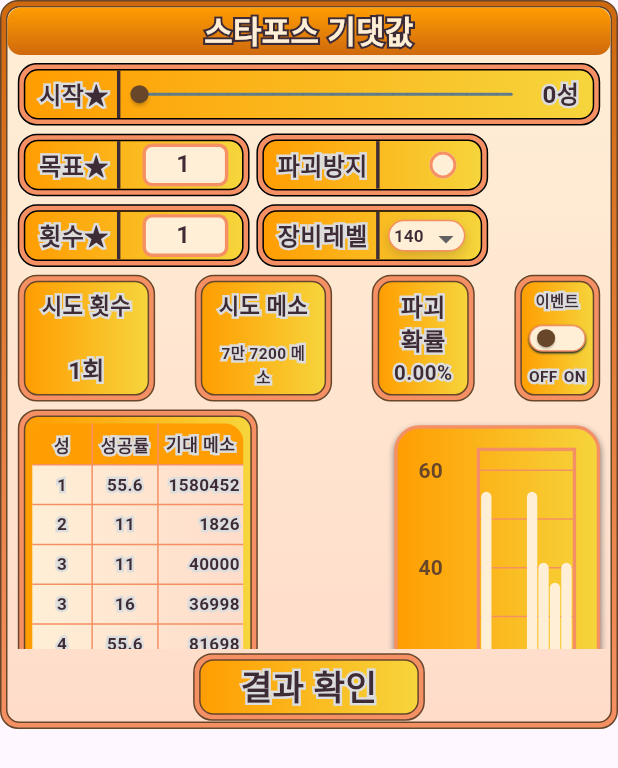
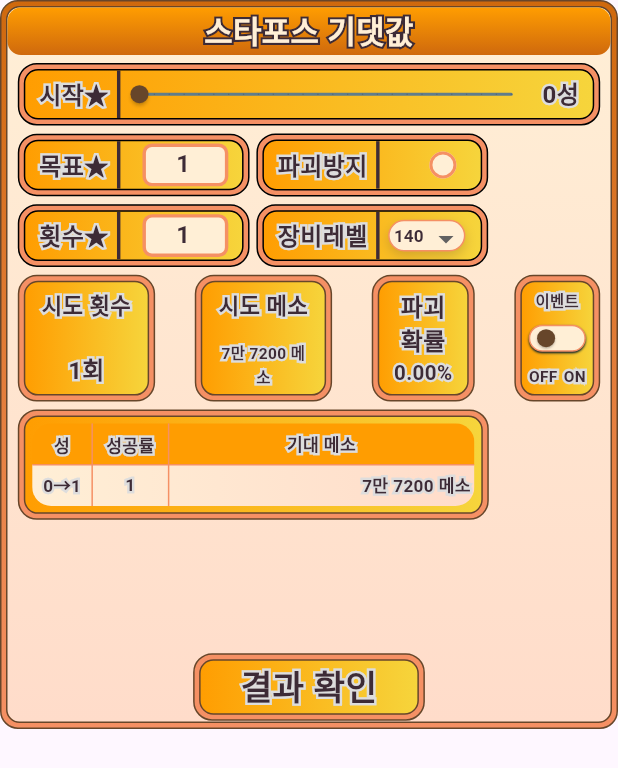
Before and after one commit to Jobs11/mic, a Flutter app: the StarExpectedTap widget shown alone on an empty page, opened directly, after a tap on "결과 확인", on a phone screen of 412 x 824 dp. Shown: the top 768 px of the screen. Run offline on Flutter 3.47's test engine with Material 3 defaults, Android fonts, the phone set to English and light mode, and no system bars; drawn by our look-alikes of fl_chart; our stand-ins replace flutter_screenutil, fluttertoast; network calls fail.

Commit message:
스타포스 기댓값 시뮬레이터 테이블 완성

```diff
--- a/lib/function/starforce_expected_fn.dart
+++ b/lib/function/starforce_expected_fn.dart
@@ -259,6 +259,28 @@ int applyMesoFormula({
 
 /// ====== 시뮬레이터 ======
 
+class PerStarStat {
+  final int star; // from = star (k -> k+1 시도)
+  int attempts = 0; // 총 시도 수
+  int success = 0; // 성공 횟수
+  int stay = 0; // 유지 횟수
+  int down = 0; // 하락 횟수
+  int destroy = 0; // 파괴 횟수
+  int mesoSpent = 0; // 이 성에서 쓴 총 메소
+
+  PerStarStat(this.star);
+
+  Map<String, dynamic> toJson() => {
+    "성": star,
+    "시도": attempts,
+    "성공": success,
+    "유지": stay,
+    "하락": down,
+    "파괴": destroy,
+    "메소": mesoSpent,
+  };
+}
+
 class SimResult {
   final int tries;
   final int totalMeso;
@@ -267,6 +289,10 @@ class SimResult {
   final int downCount;
   final int destroyCount;
 
+  // ▼ 추가: 성별 집계(옵션), 타임라인 로그(옵션)
+  final Map<int, PerStarStat>? perStar; // key = fromStar
+  final List<int>? starTimeline; // 각 시도 "전"의 fromStar 스냅샷
+
   const SimResult({
     required this.tries,
     required this.totalMeso,
@@ -274,11 +300,9 @@ class SimResult {
     required this.stayCount,
     required this.downCount,
     required this.destroyCount,
+    this.perStar,
+    this.starTimeline,
   });
-
-  @override
-  String toString() =>
-      'tries=$tries, meso=$totalMeso, S:$successCount / St:$stayCount / Dn:$downCount / X:$destroyCount';
 }
 
 class StarforceSimulator {
@@ -293,9 +317,12 @@ class StarforceSimulator {
     required int start,
     required int target,
     required EventConfig cfg,
-    int destroyRollbackTo = 12, // 파괴 시 롤백 규칙(예시)
+    int destroyRollbackTo = 12,
     Random? random,
-    bool safeguardAsFailDown = true, // 세이프가드: 파괴를 하락으로 간주
+    bool safeguardAsFailDown = true,
+
+    // 상세 집계/로그 수집 여부
+    bool collectDetail = true,
   }) async {
     final rng = random ?? Random();
     int cur = start;
@@ -304,48 +331,70 @@ class StarforceSimulator {
 
     int cS = 0, cSt = 0, cDn = 0, cX = 0;
 
+    // 성별 집계 & 타임라인
+    final Map<int, PerStarStat> perStar = {};
+    final List<int> timeline = [];
+
     while (cur < target) {
-      // 강화 전 비용 산정 (fromStar = 현재성)
+      if (collectDetail) timeline.add(cur);
+
+      // 1) 비용
       final base = mesoTable.baseCost(equipLevel, cur);
       final cost = applyMesoFormula(base: base, fromStar: cur, cfg: cfg);
       totalMeso += cost;
 
-      // 확률 적용
+      // 2) 확률
       final baseRates = probTable.rates(equipLevel, cur);
       final r = applyProbOptions(baseRates, cur, cfg);
 
+      // 3) 현재 성 집계 객체 (nullable)
+      PerStarStat? stat;
+      if (collectDetail) {
+        stat = perStar.putIfAbsent(cur, () => PerStarStat(cur));
+        stat.attempts += 1;
+        stat.mesoSpent += cost;
+      }
+
+      // 4) 롤
       final roll = rng.nextDouble();
       tries++;
 
       final pS = r.success;
       final pSt = r.failStay;
       final pDn = r.failDown;
-      // final pX = r.destroy;
 
       if (roll < pS) {
         cS++;
+        if (collectDetail) stat?.success += 1;
         cur += 1;
       } else if (roll < pS + pSt) {
         cSt++;
+        if (collectDetail) stat?.stay += 1;
         // stay
       } else if (roll < pS + pSt + pDn) {
         cDn++;
+        if (collectDetail) stat?.down += 1;
         cur -= 1;
         if (cur < 0) cur = 0;
       } else {
-        // destroy
-        cX++;
-        if (cfg.eventOn &&
+        // destroy or safeguard-as-down
+        final safeguardActive =
+            (cfg.eventOn &&
             cfg.safeguard &&
             cur >= 12 &&
             cur <= 16 &&
-            safeguardAsFailDown) {
-          // 세이프가드: 파괴를 "하락"으로 처리
+            safeguardAsFailDown);
+
+        if (safeguardActive) {
+          // 파괴를 하락으로 간주 (destroy 카운트 X)
           cDn++;
+          if (collectDetail) stat?.down += 1;
           cur -= 1;
           if (cur < 0) cur = 0;
         } else {
-          // 보편적 커뮤니티 규칙: 파괴 시 특정 성으로 롤백
+          // 실제 파괴
+          cX++;
+          if (collectDetail) stat?.destroy += 1;
           cur = destroyRollbackTo;
         }
       }
@@ -358,6 +407,8 @@ class StarforceSimulator {
       stayCount: cSt,
       downCount: cDn,
       destroyCount: cX,
+      perStar: collectDetail ? perStar : null,
+      starTimeline: collectDetail ? timeline : null,
     );
   }
 
--- a/lib/widgets/starforcewidget/star_expected_tap.dart
+++ b/lib/widgets/starforcewidget/star_expected_tap.dart
@@ -4,7 +4,7 @@ import 'package:flutter_screenutil/flutter_screenutil.dart';
 import 'package:mic/function/currentuser.dart';
 import 'package:mic/function/datas.dart';
 import 'package:mic/function/starforce_expected_fn.dart';
-import 'package:mic/widgets/starforcewidget/starforce_bar_chart.dart';
+// import 'package:mic/widgets/starforcewidget/starforce_bar_chart.dart';
 
 class StarExpectedTap extends StatefulWidget {
   const StarExpectedTap({super.key});
@@ -21,6 +21,7 @@ class _StarExpectedTapState extends State<StarExpectedTap> {
   bool eventOn = false; // 이벤트 여부 체크
   bool reduceDestroy30 = false;
   bool starCatch = false;
+  List<PerStarStat> rows = [];
 
   int equips = equiplevel.first;
 
@@ -148,7 +149,7 @@ class _StarExpectedTapState extends State<StarExpectedTap> {
             mainAxisAlignment: MainAxisAlignment.spaceBetween,
             children: [
               starTable(),
-              StarforceBarChart(rows: rows),
+              // StarforceBarChart(rows: rows),
             ],
           ),
           SizedBox(height: 7.h),
@@ -640,7 +641,7 @@ class _StarExpectedTapState extends State<StarExpectedTap> {
   //각 성마다 성공률&메소사용량
   Widget starTable() {
     return Container(
-      width: 160,
+      width: 314,
       padding: EdgeInsets.all(3), // border 두께
       decoration: BoxDecoration(
         color: Typicalcolor.subborder,
@@ -663,8 +664,8 @@ class _StarExpectedTapState extends State<StarExpectedTap> {
           child: Table(
             columnWidths: const {
               0: FixedColumnWidth(40), // 성
-              1: FlexColumnWidth(1), // 성공률
-              2: FlexColumnWidth(1.3), // 기대 메소
+              1: FlexColumnWidth(0.5), // 성공률
+              2: FlexColumnWidth(2), // 기대 메소
             },
             border: TableBorder(
               horizontalInside: BorderSide(
@@ -717,20 +718,23 @@ class _StarExpectedTapState extends State<StarExpectedTap> {
                     ),
                   ),
                   children: [
+                    // 성 정보 (예: 1→2)
                     Padding(
                       padding: EdgeInsets.symmetric(vertical: 5.h),
                       child: Align(
                         alignment: Alignment.center,
-                        child: twoText(r[0], 10),
+                        child: twoText("${r.star}→${r.star + 1}", 10),
                       ),
                     ),
+                    // 시도 횟수
                     Padding(
                       padding: EdgeInsets.symmetric(vertical: 5.h),
                       child: Align(
                         alignment: Alignment.center,
-                        child: twoText(r[1], 10),
+                        child: twoText("${r.attempts}", 10),
                       ),
                     ),
+                    // 총 메소 (오른쪽 정렬)
                     Padding(
                       padding: EdgeInsets.symmetric(
                         vertical: 5.h,
@@ -738,7 +742,7 @@ class _StarExpectedTapState extends State<StarExpectedTap> {
                       ),
                       child: Align(
                         alignment: Alignment.centerRight,
-                        child: twoText(r[2].toString(), 10),
+                        child: twoText('${formatPower(r.mesoSpent)} 메소', 10),
                       ),
                     ),
                   ],
@@ -783,25 +787,40 @@ class _StarExpectedTapState extends State<StarExpectedTap> {
           start: _value.toInt(),
           target: target,
           cfg: cfg,
+          collectDetail: true,
         );
 
-        // final stats = await sim.simulateMany(
-        //   equipLevel: 250,
-        //   start: _value.toInt(),
-        //   target: target,
-        //   cfg: cfg,
-        //   runs: 3,
-        // );
+        List<PerStarStat> getOrderedPerStar(
+          SimResult r, {
+          required int start, // 보통 1
+          required int target, // 예: 22면 1~21
+        }) {
+          final map = r.perStar ?? const {};
+          final list = <PerStarStat>[];
+
+          for (int k = start; k < target; k++) {
+            // 방문하지 않은 성도 표에 보여주고 싶으면 빈 행 생성
+            final s = map[k] ?? PerStarStat(k);
+            list.add(s);
+          }
+          // 혹시 안전하게 정렬
+          list.sort((a, b) => a.star.compareTo(b.star));
+          return list;
+        }
+
+        final r = getOrderedPerStar(
+          once,
+          start: _value.toInt(),
+          target: target,
+        );
+
         setState(() {
           totalTry = once.tries;
           totalMeso = once.totalMeso;
           totalDestroy = (once.destroyCount / once.tries).toStringAsFixed(2);
 
           goalController.text = target.toString();
-
-          // totalTry = int.parse(stats['tries']['avg'].toString());
-          // totalMeso = int.parse(stats['meso']['avg'].toString());
-          // totalDestroy = stats['destroy']['avg'].toString();
+          rows = r;
         });
       },
       child: Container(
--- a/lib/widgets/starforcewidget/starforce_bar_chart.dart
+++ b/lib/widgets/starforcewidget/starforce_bar_chart.dart
@@ -2,25 +2,13 @@ import 'package:fl_chart/fl_chart.dart';
 import 'package:flutter/material.dart';
 import 'package:flutter_screenutil/flutter_screenutil.dart';
 import 'package:mic/function/datas.dart';
+import 'package:mic/function/starforce_expected_fn.dart';
 
+// rows: PerStarStat 리스트 (simulateOnce 결과의 perStar 정렬본)
 class StarforceBarChart extends StatelessWidget {
   const StarforceBarChart({super.key, required this.rows});
 
-  final List<List<dynamic>> rows;
-
-  // 색상(이미지 톤)
-  static const Color navy = Color(0xFF002645);
-  static const Color panel = Color(0xFF002645);
-  static const Color line = Color(0xFF083566);
-  static const Color gold = Color(0xFFfdebc6);
-
-  double? _parseRate(dynamic v) {
-    if (v == null) return null;
-    final s = v.toString().trim();
-    if (s == '—' || s.isEmpty) return null;
-    // "55,6" → 55.6
-    return double.tryParse(s.replaceAll(',', '.'));
-  }
+  final List<PerStarStat> rows;
 
   @override
   Widget build(BuildContext context) {
@@ -28,18 +16,18 @@ class StarforceBarChart extends StatelessWidget {
     final groups = <BarChartGroupData>[];
     double maxY = 0;
 
-    for (final r in rows) {
-      final String xLabel = r[0].toString();
-      final rate = _parseRate(r[1]); // 성공률
+    // 성 순서대로 정렬 (안 되어있다면 대비)
+    final ordered = [...rows]..sort((a, b) => a.star.compareTo(b.star));
 
-      // x축 값(정수). 같은 성이 중복되면 index 기반으로 밀어넣음
-      final x = int.tryParse(xLabel) ?? (groups.length + 1);
+    for (final r in ordered) {
+      if (r.attempts <= 0) continue; // 시도 0이면 스킵
 
-      if (rate != null) {
-        maxY = rate > maxY ? rate : maxY;
+      final rate = (r.success / r.attempts) * 100.0; // 실측 성공률(%)
+      if (rate > maxY) maxY = rate;
+
       groups.add(
         BarChartGroupData(
-            x: x,
+          x: r.star, // 1,2,3...
           barRods: [
             BarChartRodData(
               toY: rate,
@@ -48,12 +36,11 @@ class StarforceBarChart extends StatelessWidget {
                 topLeft: Radius.circular(4),
                 topRight: Radius.circular(4),
               ),
-                color: Typicalcolor.bg,
+              color: Typicalcolor.bg, // 막대 색
             ),
           ],
         ),
       );
-      }
     }
 
     // 여유 여백
@@ -95,7 +82,7 @@ class StarforceBarChart extends StatelessWidget {
               show: true,
               border: Border.all(color: Typicalcolor.subborder, width: 2.w),
             ),
-            barGroups: groups..sort((a, b) => a.x.compareTo(b.x)),
+            barGroups: groups,
             titlesData: FlTitlesData(
               rightTitles: const AxisTitles(
                 sideTitles: SideTitles(showTitles: false),
@@ -104,7 +91,7 @@ class StarforceBarChart extends StatelessWidget {
                 sideTitles: SideTitles(showTitles: false),
               ),
 
-              // X축: 성(1~10 같은 정수 라벨)
+              // X축: 성 (정수 라벨)
               bottomTitles: AxisTitles(
                 sideTitles: SideTitles(
                   showTitles: true,
@@ -121,35 +108,55 @@ class StarforceBarChart extends StatelessWidget {
                 ),
               ),
 
-              // Y축: 성공률(간단히 정수/한 자리 소수)
+              // Y축: 성공률(%)
               leftTitles: AxisTitles(
                 sideTitles: SideTitles(
                   showTitles: true,
-                  reservedSize: 34.sp,
-                  getTitlesWidget: (value, meta) => Text(
-                    value % 20 == 0
-                        ? value.toStringAsFixed(value % 1 == 0 ? 0 : 1)
-                        : '',
+                  reservedSize: 36.sp,
+                  getTitlesWidget: (value, meta) {
+                    // 20% 단위로 라벨 표시
+                    if (value % 20 == 0) {
+                      final txt = value % 1 == 0
+                          ? value.toStringAsFixed(0)
+                          : value.toStringAsFixed(1);
+                      return Text(
+                        txt,
                         style: TextStyle(
                           color: Typicalcolor.font,
                           fontWeight: FontWeight.w700,
                         ),
-                  ),
+                      );
+                    }
+                    return const SizedBox.shrink();
+                  },
                 ),
               ),
             ),
             barTouchData: BarTouchData(
               enabled: true,
               touchTooltipData: BarTouchTooltipData(
-                getTooltipColor: (_) => Typicalcolor.bg, // ← 여기로 변경
-                getTooltipItem: (group, groupIndex, rod, rodIndex) =>
-                    BarTooltipItem(
-                      '성 ${group.x}\n성공률 ${rod.toY.toStringAsFixed(1)}%',
+                getTooltipColor: (_) => Typicalcolor.bg,
+                getTooltipItem: (group, groupIndex, rod, rodIndex) {
+                  // 툴팁에 시도/메소까지 노출 (해당 성 정보 찾기)
+                  final star = group.x;
+                  final stat = ordered.firstWhere(
+                    (e) => e.star == star,
+                    orElse: () => PerStarStat(star),
+                  );
+                  final rate = rod.toY.toStringAsFixed(1);
+                  final tries = stat.attempts;
+                  final meso = stat.mesoSpent;
+
+                  return BarTooltipItem(
+                    '성 $star → ${star + 1}\n'
+                    '성공률 $rate%\n'
+                    '시도 $tries 회 · 메소 $meso',
                     TextStyle(
                       color: Typicalcolor.font,
                       fontWeight: FontWeight.w800,
                     ),
-                    ),
+                  );
+                },
               ),
             ),
           ),
```
Lines whose indentation alone changed are shown as unchanged.
